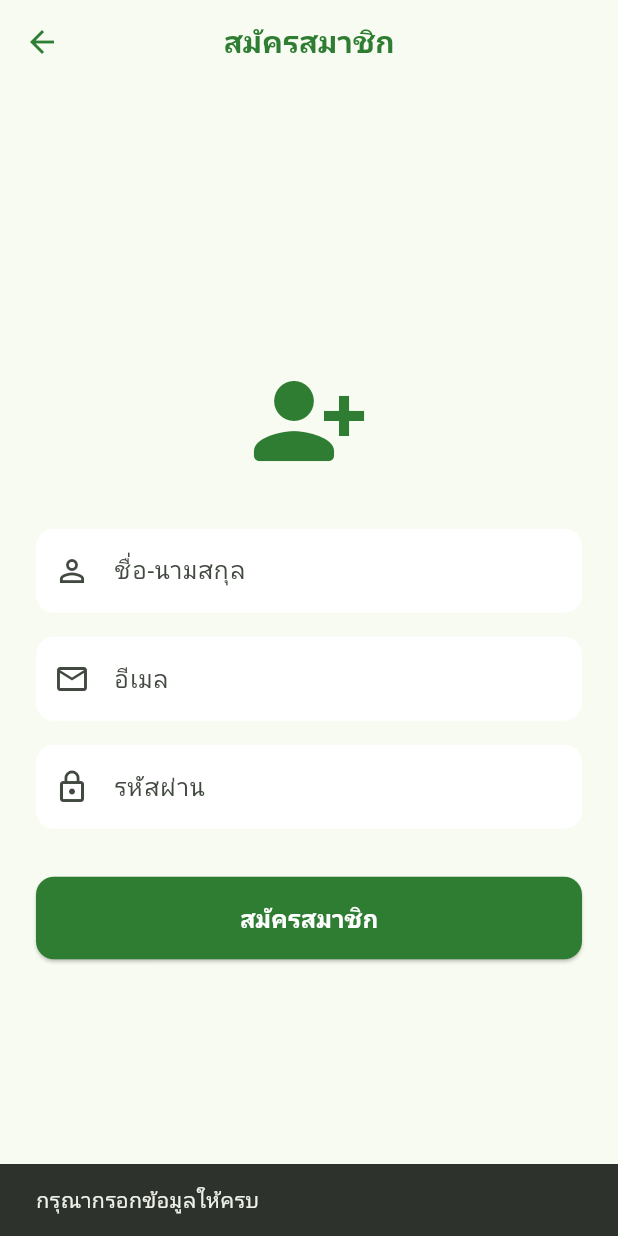
After one commit to youngnoithanakon-ux/meetang-frontend, a Flutter app: the RegisterScreen screen opened by its route, after a tap on "สมัครสมาชิก", on a phone screen of 412 x 824 dp. The commit adds this screen. Run offline on Flutter 3.47's test engine with Material 3 defaults, Android fonts, the phone set to English and light mode, and no system bars; our stand-ins replace fl_chart, google_fonts, image_picker, shared_preferences; accounts and stored records are empty; network calls fail; Roboto replaces fonts that are missing (Prompt).

Commit message:
feat: add register, profile, user management screens

```diff
--- a/lib/main.dart
+++ b/lib/main.dart
@@ -1,6 +1,8 @@
 import 'package:flutter/material.dart';
 import 'package:google_fonts/google_fonts.dart';
 import 'screens/login_screen.dart';
+import 'screens/register_screen.dart';
+import 'screens/profile_screen.dart';
 import 'screens/main_screen.dart';
 import 'screens/lock_screen.dart';
 
@@ -69,6 +71,8 @@ class MyApp extends StatelessWidget {
       routes: {
         '/lock': (context) => const LockScreen(),
         '/': (context) => const LoginScreen(),
+        '/register': (context) => const RegisterScreen(),
+        '/profile': (context) => const ProfileScreen(),
         '/dashboard': (context) => const MainScreen(),
       },
     );
--- /dev/null
+++ b/lib/screens/register_screen.dart
@@ -0,0 +1,89 @@
+import 'package:flutter/material.dart';
+import '../services/api_service.dart';
+import 'lock_screen.dart';
+
+class RegisterScreen extends StatefulWidget {
+  const RegisterScreen({super.key});
+
+  @override
+  State<RegisterScreen> createState() => _RegisterScreenState();
+}
+
+class _RegisterScreenState extends State<RegisterScreen> {
+  final _nameController = TextEditingController();
+  final _emailController = TextEditingController();
+  final _passwordController = TextEditingController();
+  final _apiService = ApiService();
+  bool _isLoading = false;
+
+  void _register() async {
+    if (_nameController.text.isEmpty || _emailController.text.isEmpty || _passwordController.text.isEmpty) {
+      ScaffoldMessenger.of(context).showSnackBar(const SnackBar(content: Text('กรุณากรอกข้อมูลให้ครบ')));
+      return;
+    }
+
+    setState(() => _isLoading = true);
+    try {
+      await _apiService.register(_nameController.text, _emailController.text, _passwordController.text);
+      if (mounted) {
+        LockScreen.isUnlocked = true;
+        Navigator.of(context).pushNamedAndRemoveUntil('/dashboard', (route) => false);
+      }
+    } catch (e) {
+      if (mounted) {
+        ScaffoldMessenger.of(context).showSnackBar(SnackBar(content: Text('Error: $e')));
+      }
+    } finally {
+      if (mounted) setState(() => _isLoading = false);
+    }
+  }
+
+  @override
+  Widget build(BuildContext context) {
+    return Scaffold(
+      appBar: AppBar(title: const Text('สมัครสมาชิก')),
+      body: SafeArea(
+        child: Center(
+          child: SingleChildScrollView(
+            padding: const EdgeInsets.all(24.0),
+            child: Column(
+              mainAxisAlignment: MainAxisAlignment.center,
+              crossAxisAlignment: CrossAxisAlignment.stretch,
+              children: [
+                Icon(Icons.person_add_alt_1_rounded, size: 80, color: Theme.of(context).colorScheme.primary),
+                const SizedBox(height: 32),
+                TextField(
+                  controller: _nameController,
+                  decoration: const InputDecoration(labelText: 'ชื่อ-นามสกุล', prefixIcon: Icon(Icons.person_outline)),
+                ),
+                const SizedBox(height: 16),
+                TextField(
+                  controller: _emailController,
+                  decoration: const InputDecoration(labelText: 'อีเมล', prefixIcon: Icon(Icons.email_outlined)),
+                  keyboardType: TextInputType.emailAddress,
+                ),
+                const SizedBox(height: 16),
+                TextField(
+                  controller: _passwordController,
+                  decoration: const InputDecoration(labelText: 'รหัสผ่าน', prefixIcon: Icon(Icons.lock_outline)),
+                  obscureText: true,
+                ),
+                const SizedBox(height: 32),
+                _isLoading
+                    ? const Center(child: CircularProgressIndicator())
+                    : ElevatedButton(
+                        onPressed: _register,
+                        style: ElevatedButton.styleFrom(
+                          backgroundColor: Theme.of(context).colorScheme.primary,
+                          foregroundColor: Colors.white,
+                        ),
+                        child: const Text('สมัครสมาชิก', style: TextStyle(fontSize: 16, fontWeight: FontWeight.bold)),
+                      ),
+              ],
+            ),
+          ),
+        ),
+      ),
+    );
+  }
+}
```
Also changed, not shown: lib/screens/dashboard_screen.dart (+5 -3 lines), lib/screens/login_screen.dart (+9 -2 lines), lib/screens/profile_screen.dart (added, +146 -0 lines), lib/services/api_service.dart (+32 -0 lines).
